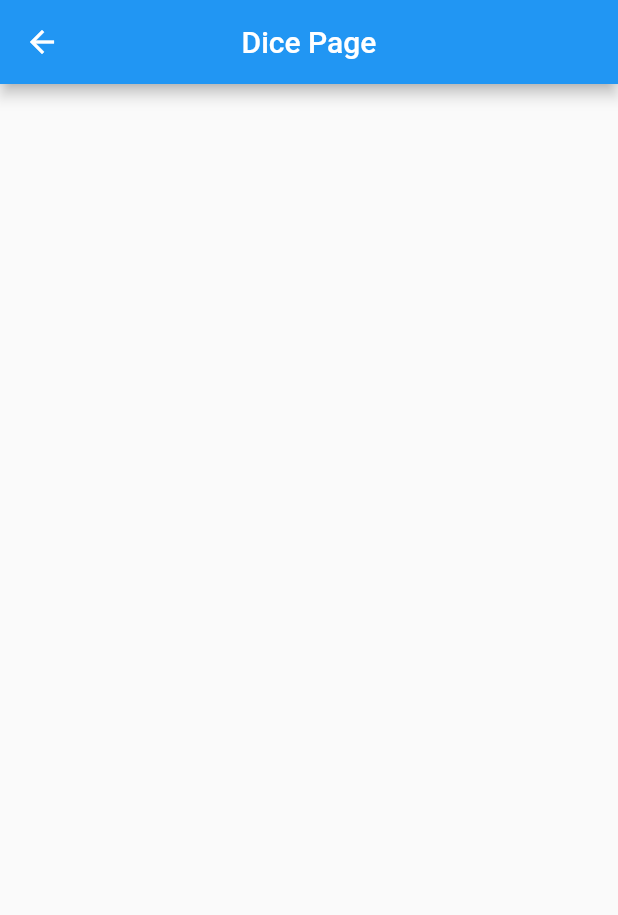
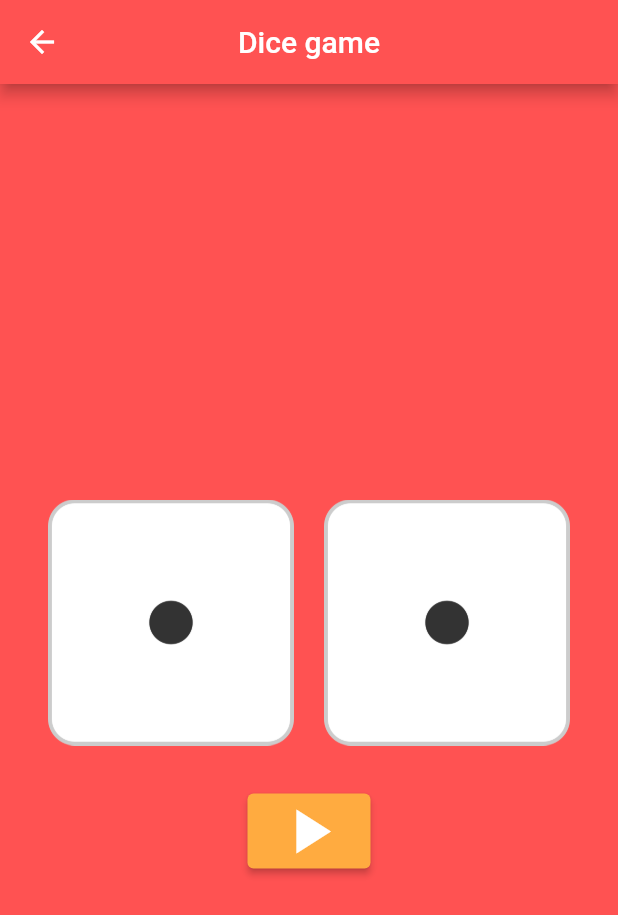
Before and after one commit to shseok/flutter_riverpod_diary, a Flutter app: the Dice screen opened directly, on a phone screen of 412 x 824 dp. Shown: the top 915 px of the screen. Run offline on Flutter 3.47's test engine with Material 2 defaults, Android fonts, the phone set to English and light mode, and no system bars; our stand-ins replace fluttertoast.

Commit message:
Create Dice Page

```diff
--- a/lib/dice.dart
+++ b/lib/dice.dart
@@ -1,15 +1,67 @@
 import 'package:flutter/material.dart';
+import 'dart:math';
+import 'package:fluttertoast/fluttertoast.dart';
 
-class Dice extends StatelessWidget {
+class Dice extends StatefulWidget {
   const Dice({Key? key}) : super(key: key);
 
   @override
+  State<Dice> createState() => _DiceState();
+}
+
+class _DiceState extends State<Dice> {
+  int leftDice = 1;
+  int rightDice = 1;
+  @override
   Widget build(BuildContext context) {
     return Scaffold(
-      appBar: AppBar(
-        title: Text('Dice Page'),
-        centerTitle: true,
-      ),
-    );
+        backgroundColor: Colors.redAccent,
+        appBar: AppBar(
+          title: Text('Dice game'),
+          backgroundColor: Colors.redAccent,
+          centerTitle: true,
+        ),
+        body: Center(
+          child: Column(mainAxisAlignment: MainAxisAlignment.center, children: [
+            Padding(
+              padding: EdgeInsets.all(32.0),
+              child: Row(
+                children: [
+                  Expanded(child: Image.asset('images/dice$leftDice.png')),
+                  SizedBox(
+                    width: 20.0,
+                  ),
+                  Expanded(child: Image.asset('images/dice$rightDice.png'))
+                ],
+              ),
+            ),
+            ButtonTheme(
+                minWidth: 100.0,
+                height: 60.0,
+                child: ElevatedButton(
+                  style: ButtonStyle(
+                      backgroundColor:
+                          MaterialStateProperty.all(Colors.orangeAccent)),
+                  onPressed: () {
+                    setState(() {
+                      leftDice = Random().nextInt(6) + 1;
+                      rightDice = Random().nextInt(6) + 1;
+                      showToast("Left: {$leftDice}, Right: {$rightDice}");
+                    });
+                  },
+                  child:
+                      Icon(Icons.play_arrow, color: Colors.white, size: 50.0),
+                ))
+          ]),
+        ));
   }
 }
+
+void showToast(String message) {
+  Fluttertoast.showToast(
+      msg: message,
+      textColor: Colors.black,
+      backgroundColor: Colors.white,
+      toastLength: Toast.LENGTH_SHORT,
+      gravity: ToastGravity.BOTTOM);
+}
--- a/pubspec.yaml
+++ b/pubspec.yaml
@@ -45,6 +45,7 @@
   # package. See that file for information about deactivating specific lint
   # rules and activating additional ones.
   flutter_lints: ^1.0.0
+  fluttertoast: ^8.0.9
 
 # For information on the generic Dart part of this file, see the
 # following page: https://dart.dev/tools/pub/pubspec
```
Also changed, not shown: lib/main.dart (+15 -8 lines), 1 other file.
